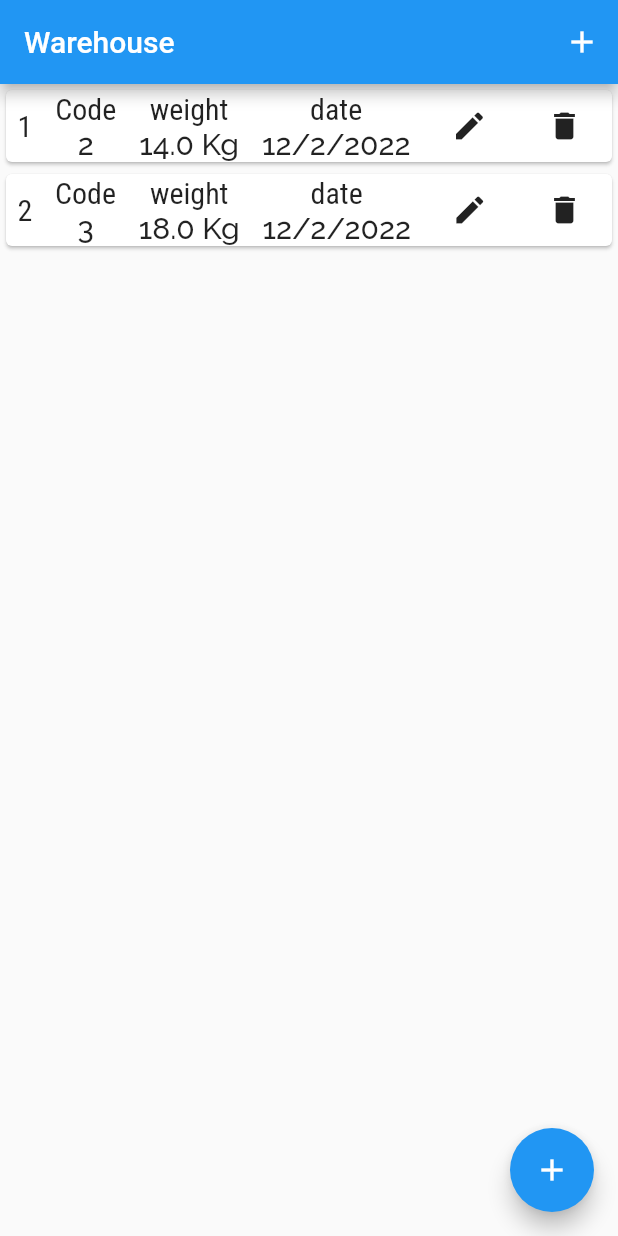
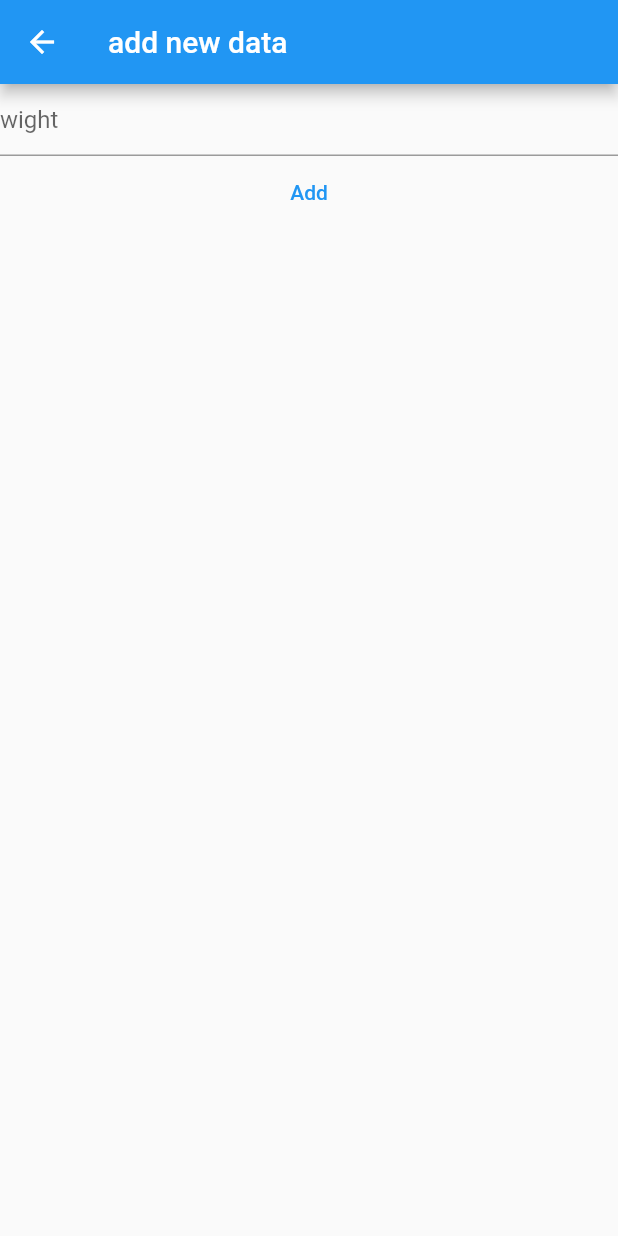
Before and after one commit to reza0314/warehouse_manager, a Flutter app: the screen it shows after launch, after a tap on the "delete" icon, after a tap on the "add" icon, on a phone screen of 412 x 824 dp. Run offline on Flutter 3.47's test engine with Material 2 defaults, Android fonts, the phone set to English and light mode, and no system bars; our stand-ins replace camera.

Commit message:
add feature add

```diff
--- a/lib/main.dart
+++ b/lib/main.dart
@@ -2,10 +2,10 @@
 
 import 'package:camera/camera.dart';
 import 'package:flutter/material.dart';
-import 'package:intl/intl.dart';
 
 import './models/data_model.dart';
-import './widgets/add_new_data.dart';
+import './screens/home_page_screen.dart';
+import './screens/second_page_screen.dart';
 
 Future<void> main() async {
   WidgetsFlutterBinding.ensureInitialized();
@@ -31,6 +31,22 @@ class _MyAppState extends State<MyApp> {
 
   late Future<void> _initializeControllerFuture = _camController.initialize();
 
+  void addNewData(String weight) {
+    // ignore: unnecessary_null_comparison
+    if (widget == null) return;
+
+    double weightNumber = double.parse(weight);
+    DataModel newData = DataModel(
+      code: "${_data.length + 1}",
+      time: DateTime.now(),
+      weight: weightNumber,
+      id: "${_data.length + 1}${DateTime.now()}$weightNumber",
+    );
+    setState(() {
+      _data.add(newData);
+    });
+  }
+
   final List<DataModel> _data = [
     DataModel(
       code: "1",
@@ -52,52 +68,6 @@ class _MyAppState extends State<MyApp> {
     ),
   ];
 
-  void _deleteData(String id) {
-    _data.removeWhere((element) => element.id == id);
-    setState(() {});
-  }
-
-  void addNewData(String weight) {
-    // ignore: unnecessary_null_comparison
-    if (widget == null) return;
-
-    double weightNumber = double.parse(weight);
-    DataModel newData = DataModel(
-      code: "${_data.length + 1}",
-      time: DateTime.now(),
-      weight: weightNumber,
-      id: "${_data.length + 1}${DateTime.now()}$weightNumber",
-    );
-    setState(() {
-      _data.add(newData);
-    });
-  }
-
-  void modifyData(String id, String weight) {
-    double weightNumber = double.parse(weight);
-    for (int i = 0; i < _data.length; i++) {
-      if (_data[i].id == id) {
-        setState(() {
-          _data[i].weight = weightNumber;
-        });
-        break;
-      }
-    }
-  }
-
-  void _startAddNew(BuildContext ctx, bool modify, String id) {
-    showModalBottomSheet(
-      context: ctx,
-      builder: (_) {
-        return NewDataPage(
-          modify: modify,
-          addNewData: addNewData,
-          modifyData: modifyData,
-          id: id,
-        );
-      },
-    );
-  }
   // void addNewData(void){
   //   setState(() {
 
@@ -126,79 +96,16 @@ class _MyAppState extends State<MyApp> {
           ),
         ),
       ),
-      home: Scaffold(
-        appBar: AppBar(
-          title: const Text("Warehouse"),
-          actions: [
-            IconButton(
-              onPressed: () => _startAddNew(context, false, "1"),
-              icon: const Icon(Icons.add),
+      routes: <String, WidgetBuilder>{
+        HomePageScreen.routePath: (context) => HomePageScreen(
+              addNewData: addNewData,
+              data: _data,
             ),
-          ],
-        ),
-        body: ListView.builder(
-          itemCount: _data.length,
-          itemBuilder: (BuildContext context, int index) {
-            return Card(
-              child: Row(
-                mainAxisAlignment: MainAxisAlignment.spaceAround,
-                children: [
-                  Text("${index + 1}"),
-                  Column(
-                    children: [
-                      Text(
-                        "Code",
-                        style: Theme.of(context).textTheme.bodyText2,
-                      ),
-                      Text(
-                        _data[index].code,
-                        style: Theme.of(context).textTheme.bodyText1,
-                      ),
-                    ],
-                  ),
-                  Column(
-                    children: [
-                      Text(
-                        "weight",
-                        style: Theme.of(context).textTheme.bodyText2,
-                      ),
-                      Text(
-                        "${_data[index].weight} Kg",
-                        style: Theme.of(context).textTheme.bodyText1,
-                      ),
-                    ],
-                  ),
-                  Column(
-                    children: [
-                      Text(
-                        "date",
-                        style: Theme.of(context).textTheme.bodyText2,
-                      ),
-                      Text(
-                        DateFormat.yMd().format(_data[index].time),
-                        style: Theme.of(context).textTheme.bodyText1,
-                      ),
-                    ],
-                  ),
-                  IconButton(
-                    onPressed: () =>
-                        _startAddNew(context, true, _data[index].id),
-                    icon: const Icon(Icons.edit),
-                  ),
-                  IconButton(
-                    onPressed: () => _deleteData(_data[index].id),
-                    icon: const Icon(Icons.delete),
-                  )
-                ],
-              ),
-            );
-          },
-        ),
-        floatingActionButton: FloatingActionButton(
-          onPressed: () => _startAddNew(context, false, "1"),
-          child: const Icon(Icons.add),
-        ),
-      ),
+        SecondPageScreen.routePath: (context) => SecondPageScreen(
+              data: _data,
+              addNewData: addNewData,
+            )
+      },
     );
   }
 }
--- /dev/null
+++ b/lib/screens/home_page_screen.dart
@@ -0,0 +1,137 @@
+import 'package:flutter/material.dart';
+import '../models/data_model.dart';
+import 'package:intl/intl.dart';
+
+import './add_new_data.dart';
+import './second_page_screen.dart';
+
+class HomePageScreen extends StatefulWidget {
+  static const String routePath = '/';
+  final List<DataModel> data;
+  final Function addNewData;
+  const HomePageScreen(
+      {super.key, required this.data, required this.addNewData});
+
+  @override
+  State<HomePageScreen> createState() => _HomePageScreenState();
+}
+
+class _HomePageScreenState extends State<HomePageScreen> {
+  void _deleteData(String id) {
+    widget.data.removeWhere((element) => element.id == id);
+    setState(() {});
+  }
+
+  void modifyData(String id, String weight) {
+    double weightNumber = double.parse(weight);
+    for (int i = 0; i < widget.data.length; i++) {
+      if (widget.data[i].id == id) {
+        setState(() {
+          widget.data[i].weight = weightNumber;
+        });
+        break;
+      }
+    }
+  }
+
+  void _startAddNew(BuildContext ctx, bool modify, String id) {
+    showModalBottomSheet(
+      context: ctx,
+      builder: (_) {
+        return NewDataPage(
+          modify: modify,
+          addNewData: widget.addNewData,
+          modifyData: modifyData,
+          id: id,
+        );
+      },
+    );
+  }
+
+  @override
+  Widget build(BuildContext context) {
+    return Scaffold(
+      appBar: AppBar(
+        title: const Text("Warehouse"),
+        actions: [
+          IconButton(
+            onPressed: () {},
+            icon: const Icon(Icons.download),
+          ),
+        ],
+      ),
+      body: ListView.builder(
+        itemCount: widget.data.length,
+        itemBuilder: (BuildContext context, int index) {
+          return Card(
+            child: Row(
+              mainAxisAlignment: MainAxisAlignment.spaceAround,
+              children: [
+                Text("${index + 1}"),
+                Column(
+                  children: [
+                    Text(
+                      "Code",
+                      style: Theme.of(context).textTheme.bodyText2,
+                    ),
+                    Text(
+                      widget.data[index].code,
+                      style: Theme.of(context).textTheme.bodyText1,
+                    ),
+                  ],
+                ),
+                Column(
+                  children: [
+                    Text(
+                      "weight",
+                      style: Theme.of(context).textTheme.bodyText2,
+                    ),
+                    Text(
+                      "${widget.data[index].weight} Kg",
+                      style: Theme.of(context).textTheme.bodyText1,
+                    ),
+                  ],
+                ),
+                Column(
+                  children: [
+                    Text(
+                      "date",
+                      style: Theme.of(context).textTheme.bodyText2,
+                    ),
+                    Text(
+                      DateFormat.yMd().format(widget.data[index].time),
+                      style: Theme.of(context).textTheme.bodyText1,
+                    ),
+                  ],
+                ),
+                IconButton(
+                  onPressed: () =>
+                      _startAddNew(context, true, widget.data[index].id),
+                  icon: const Icon(Icons.edit),
+                ),
+                IconButton(
+                  onPressed: () => _deleteData(widget.data[index].id),
+                  icon: const Icon(Icons.delete),
+                )
+              ],
+            ),
+          );
+        },
+      ),
+      floatingActionButton: FloatingActionButton(
+        child: const Icon(Icons.add),
+        onPressed: () {
+          Navigator.push(
+            context,
+            MaterialPageRoute(
+              builder: (context) => SecondPageScreen(
+                data: widget.data,
+                addNewData: widget.addNewData,
+              ),
+            ),
+          );
+        },
+      ),
+    );
+  }
+}
--- /dev/null
+++ b/lib/screens/second_page_screen.dart
@@ -0,0 +1,45 @@
+// ignore_for_file: prefer_const_literals_to_create_immutables
+
+import 'package:flutter/material.dart';
+import '../models/data_model.dart';
+
+class SecondPageScreen extends StatefulWidget {
+  static const routePath = '/2ndPage';
+  final List<DataModel> data;
+  final Function addNewData;
+  const SecondPageScreen(
+      {super.key, required this.data, required this.addNewData});
+
+  @override
+  State<SecondPageScreen> createState() => _SecondPageScreenState();
+}
+
+class _SecondPageScreenState extends State<SecondPageScreen> {
+  final TextEditingController _weightTextController = TextEditingController();
+  @override
+  Widget build(BuildContext context) {
+    return Scaffold(
+      appBar: AppBar(
+        title: const Text("add new data"),
+      ),
+      body: Center(
+        child: Column(
+          children: [
+            TextField(
+              controller: _weightTextController,
+              decoration: const InputDecoration(
+                hintText: "wight",
+              ),
+              keyboardType:
+                  const TextInputType.numberWithOptions(decimal: true),
+            ),
+            TextButton(
+              onPressed: () => widget.addNewData(_weightTextController.text),
+              child: const Text("Add"),
+            )
+          ],
+        ),
+      ),
+    );
+  }
+}
```
Also changed, not shown: lib/screens/add_new_data.dart (added, +91 -0 lines), lib/widgets/add_new_data.dart (deleted, +0 -66 lines), 1 other file.
